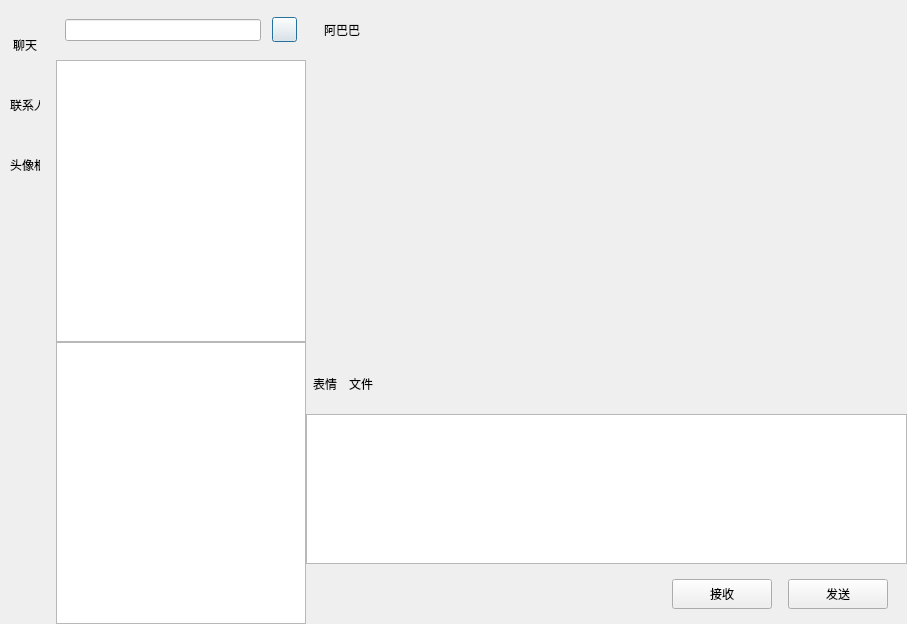
The window that chatdialog.ui (long-xinghua/myChat) describes before a commit, drawn with Qt 5.
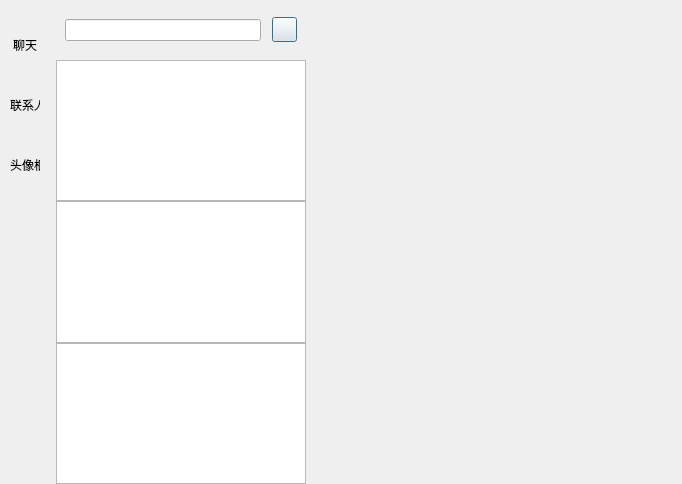
The same window after the commit. Custom widgets are drawn as their Qt base class.

What changed in the file:
```diff
--- a/chatdialog.ui
+++ b/chatdialog.ui
@@ -6,8 +6,8 @@
    <rect>
     <x>0</x>
     <y>0</y>
-    <width>907</width>
-    <height>624</height>
+    <width>682</width>
+    <height>484</height>
    </rect>
   </property>
   <property name="windowTitle">
@@ -245,280 +245,19 @@
       <item>
        <widget class="QListWidget" name="searchList"/>
       </item>
+      <item>
+       <widget class="QListWidget" name="contactList"/>
+      </item>
      </layout>
     </widget>
    </item>
    <item>
-    <widget class="QWidget" name="chatDataWidget" native="true">
-     <layout class="QVBoxLayout" name="verticalLayout_4">
-      <property name="spacing">
-       <number>0</number>
-      </property>
-      <property name="leftMargin">
-       <number>0</number>
-      </property>
-      <property name="topMargin">
-       <number>0</number>
-      </property>
-      <property name="rightMargin">
-       <number>0</number>
-      </property>
-      <property name="bottomMargin">
-       <number>0</number>
-      </property>
-      <item>
-       <widget class="QWidget" name="titleWidget" native="true">
-        <property name="minimumSize">
-         <size>
-          <width>0</width>
-          <height>60</height>
-         </size>
-        </property>
-        <property name="maximumSize">
-         <size>
-          <width>16777215</width>
-          <height>60</height>
-         </size>
-        </property>
-        <layout class="QHBoxLayout" name="horizontalLayout_3">
-         <item>
-          <widget class="QWidget" name="widget_2" native="true">
-           <layout class="QHBoxLayout" name="horizontalLayout_4">
-            <item>
-             <widget class="QLabel" name="titleLabel">
-              <property name="text">
-               <string>阿巴巴</string>
-              </property>
-             </widget>
-            </item>
-           </layout>
-          </widget>
-         </item>
-        </layout>
-       </widget>
-      </item>
-      <item>
-       <widget class="QWidget" name="msgWidget" native="true"/>
-      </item>
-      <item>
-       <widget class="QWidget" name="toolWidget" native="true">
-        <property name="maximumSize">
-         <size>
-          <width>16777215</width>
-          <height>60</height>
-         </size>
-        </property>
-        <layout class="QHBoxLayout" name="horizontalLayout_5">
-         <property name="leftMargin">
-          <number>2</number>
-         </property>
-         <property name="topMargin">
-          <number>2</number>
-         </property>
-         <property name="rightMargin">
-          <number>2</number>
-         </property>
-         <property name="bottomMargin">
-          <number>2</number>
-         </property>
-         <item>
-          <spacer name="horizontalSpacer_2">
-           <property name="orientation">
-            <enum>Qt::Horizontal</enum>
-           </property>
-           <property name="sizeType">
-            <enum>QSizePolicy::Fixed</enum>
-           </property>
-           <property name="sizeHint" stdset="0">
-            <size>
-             <width>5</width>
-             <height>20</height>
-            </size>
-           </property>
-          </spacer>
-         </item>
-         <item>
-          <widget class="QLabel" name="emoLabel">
-           <property name="minimumSize">
-            <size>
-             <width>25</width>
-             <height>25</height>
-            </size>
-           </property>
-           <property name="maximumSize">
-            <size>
-             <width>25</width>
-             <height>25</height>
-            </size>
-           </property>
-           <property name="text">
-            <string>表情</string>
-           </property>
-          </widget>
-         </item>
-         <item>
-          <spacer name="horizontalSpacer_4">
-           <property name="orientation">
-            <enum>Qt::Horizontal</enum>
-           </property>
-           <property name="sizeType">
-            <enum>QSizePolicy::Fixed</enum>
-           </property>
-           <property name="sizeHint" stdset="0">
-            <size>
-             <width>5</width>
-             <height>20</height>
-            </size>
-           </property>
-          </spacer>
-         </item>
-         <item>
-          <widget class="QLabel" name="fileLabel">
-           <property name="sizePolicy">
-            <sizepolicy hsizetype="Preferred" vsizetype="Preferred">
-             <horstretch>0</horstretch>
-             <verstretch>0</verstretch>
-            </sizepolicy>
-           </property>
-           <property name="minimumSize">
-            <size>
-             <width>25</width>
-             <height>25</height>
-            </size>
-           </property>
-           <property name="maximumSize">
-            <size>
-             <width>25</width>
-             <height>25</height>
-            </size>
-           </property>
-           <property name="text">
-            <string>文件</string>
-           </property>
-          </widget>
-         </item>
-         <item>
-          <spacer name="horizontalSpacer_3">
-           <property name="orientation">
-            <enum>Qt::Horizontal</enum>
-           </property>
-           <property name="sizeHint" stdset="0">
-            <size>
-             <width>40</width>
-             <height>20</height>
-            </size>
-           </property>
-          </spacer>
-         </item>
-        </layout>
-       </widget>
-      </item>
-      <item>
-       <widget class="QTextEdit" name="chatEdit">
-        <property name="maximumSize">
-         <size>
-          <width>16777215</width>
-          <height>150</height>
-         </size>
-        </property>
-       </widget>
-      </item>
-      <item>
-       <widget class="QWidget" name="widget_5" native="true">
-        <property name="maximumSize">
-         <size>
-          <width>16777215</width>
-          <height>60</height>
-         </size>
-        </property>
-        <layout class="QHBoxLayout" name="horizontalLayout_6">
-         <item>
-          <spacer name="horizontalSpacer_6">
-           <property name="orientation">
-            <enum>Qt::Horizontal</enum>
-           </property>
-           <property name="sizeHint" stdset="0">
-            <size>
-             <width>40</width>
-             <height>20</height>
-            </size>
-           </property>
-          </spacer>
-         </item>
-         <item>
-          <widget class="QPushButton" name="recvButton">
-           <property name="minimumSize">
-            <size>
-             <width>100</width>
-             <height>30</height>
-            </size>
-           </property>
-           <property name="maximumSize">
-            <size>
-             <width>100</width>
-             <height>30</height>
-            </size>
-           </property>
-           <property name="text">
-            <string>接收</string>
-           </property>
-          </widget>
-         </item>
-         <item>
-          <spacer name="horizontalSpacer_5">
-           <property name="orientation">
-            <enum>Qt::Horizontal</enum>
-           </property>
-           <property name="sizeType">
-            <enum>QSizePolicy::Fixed</enum>
-           </property>
-           <property name="sizeHint" stdset="0">
-            <size>
-             <width>10</width>
-             <height>20</height>
-            </size>
-           </property>
-          </spacer>
-         </item>
-         <item>
-          <widget class="QPushButton" name="sendButton">
-           <property name="minimumSize">
-            <size>
-             <width>100</width>
-             <height>30</height>
-            </size>
-           </property>
-           <property name="maximumSize">
-            <size>
-             <width>100</width>
-             <height>30</height>
-            </size>
-           </property>
-           <property name="text">
-            <string>发送</string>
-           </property>
-          </widget>
-         </item>
-         <item>
-          <spacer name="horizontalSpacer_7">
-           <property name="orientation">
-            <enum>Qt::Horizontal</enum>
-           </property>
-           <property name="sizeType">
-            <enum>QSizePolicy::Fixed</enum>
-           </property>
-           <property name="sizeHint" stdset="0">
-            <size>
-             <width>10</width>
-             <height>20</height>
-            </size>
-           </property>
-          </spacer>
-         </item>
-        </layout>
-       </widget>
-      </item>
-     </layout>
+    <widget class="QStackedWidget" name="stackedWidget">
+     <property name="currentIndex">
+      <number>0</number>
+     </property>
+     <widget class="ChatPage" name="chatPage"/>
+     <widget class="QWidget" name="friendRequestPage"/>
     </widget>
    </item>
   </layout>
@@ -529,6 +268,22 @@
    <extends>QPushButton</extends>
    <header location="global">clickedbtn.h</header>
   </customwidget>
+  <customwidget>
+   <class>CustomizedEdit</class>
+   <extends>QLineEdit</extends>
+   <header location="global">customizededit.h</header>
+  </customwidget>
+  <customwidget>
+   <class>ChatUserList</class>
+   <extends>QListWidget</extends>
+   <header location="global">chatuserlist.h</header>
+  </customwidget>
+  <customwidget>
+   <class>ChatPage</class>
+   <extends>QWidget</extends>
+   <header location="global">chatpage.h</header>
+   <container>1</container>
+  </customwidget>
  </customwidgets>
  <resources/>
  <connections/>
```
Left out of the diff: 4 changed lines with no effect on the pictures.
